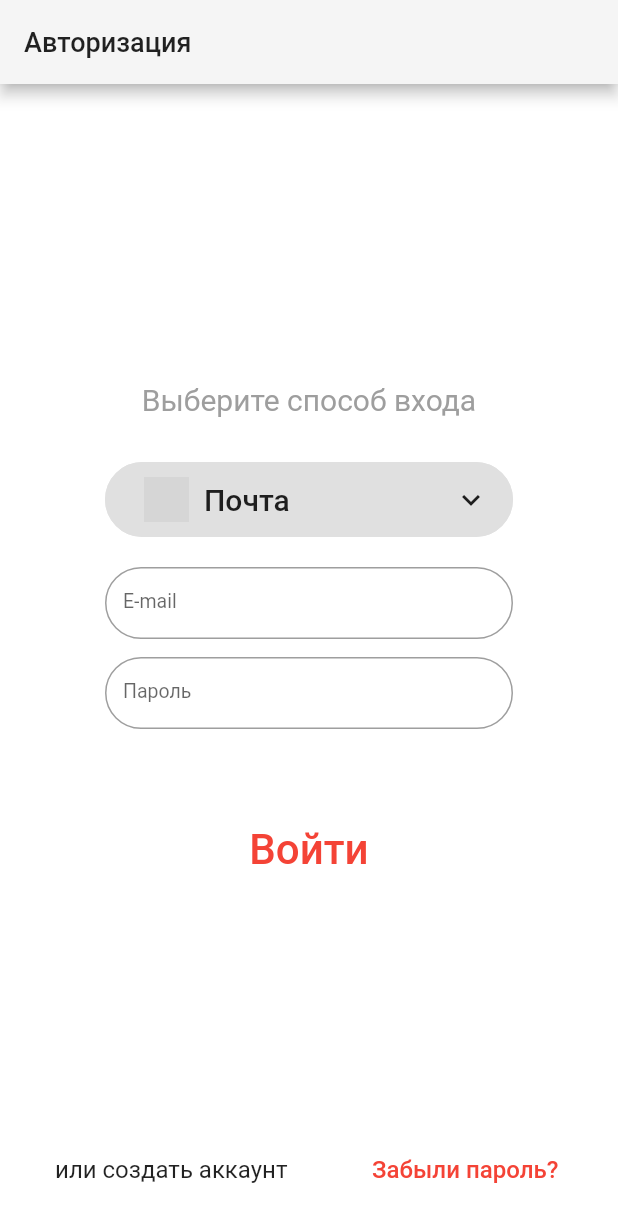
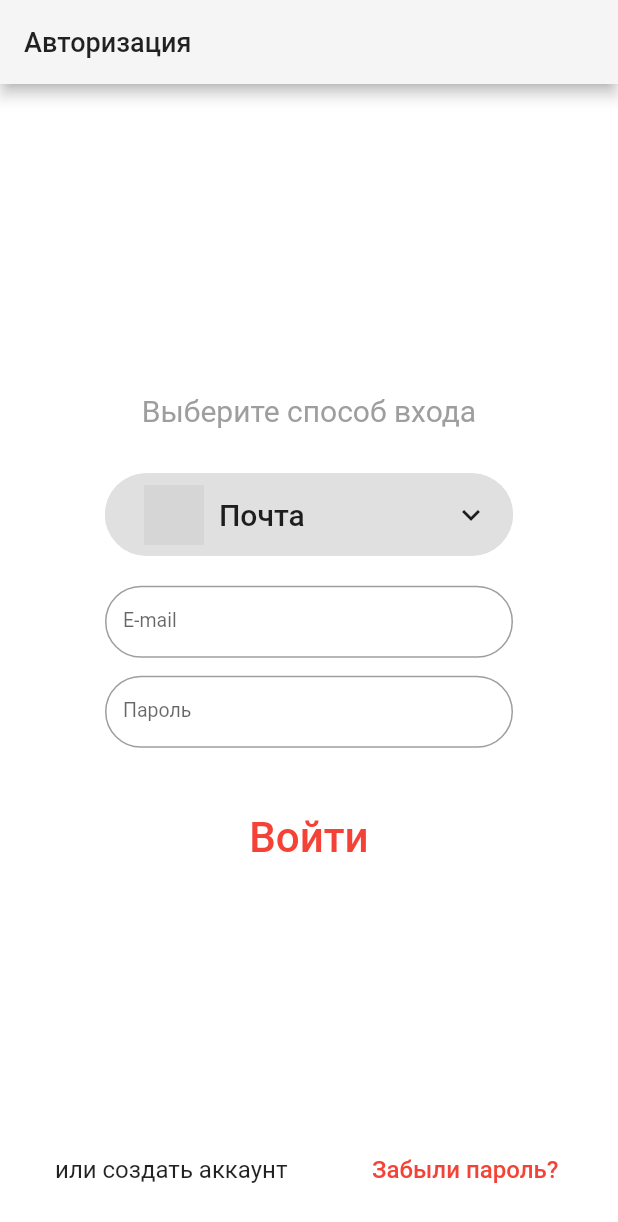
Before and after one commit to artfmove/farstep, a Flutter app: the screen it shows after launch, after a tap on "Почта", on a phone screen of 412 x 824 dp. Shown: the top 1222 px of the screen. Run offline on Flutter 3.47's test engine with Material 2 defaults, Android fonts, the phone set to English and light mode, and no system bars; drawn by our look-alikes of flutter_platform_widgets; our stand-ins replace barcode_widget, carousel_slider, cloud_firestore, cloud_functions, connectivity, firebase_auth and 7 more; missing offline and left inert: barcode, flutter_barcode_scanner; accounts and stored records are empty; generated files the repository leaves out were written again; grey boxes are pictures that could not be loaded.

Commit message:
initial commit

```diff
--- a/lib/main.dart
+++ b/lib/main.dart
@@ -2,15 +2,10 @@ import 'package:flutter/cupertino.dart';
 import 'package:provider/provider.dart';
 import 'package:flutter_platform_widgets/flutter_platform_widgets.dart';
 import './common.dart';
-import './screen/landing.dart';
-import './screen/authentication_screen.dart';
-import './screen/auth_verify.dart';
 import 'package:firebase_core/firebase_core.dart';
 import 'package:pull_to_refresh/pull_to_refresh.dart';
 import './provider/data.dart';
 import './provider/auth.dart';
-import 'package:firebase_auth/firebase_auth.dart';
-import './screen/scanner_barcodes_screen.dart';
 
 void main() async {
   WidgetsFlutterBinding.ensureInitialized();
@@ -44,8 +39,13 @@ class _MyAppState extends State<MyApp> with WidgetsBindingObserver {
             accentColor: Colors.red[400],
             backgroundColor: Colors.white,
             canvasColor: Colors.white,
-            appBarTheme: AppBarTheme(color: Colors.grey[100]),
-            splashColor: Colors.grey[200],
+            appBarTheme: AppBarTheme(
+              color: Colors.grey[100],
+              iconTheme: IconThemeData(
+                color: Colors.black,
+              ),
+            ),
+            splashColor: Colors.grey[900],
             iconTheme: IconThemeData(color: Colors.red),
             bottomNavigationBarTheme: BottomNavigationBarThemeData(
                 selectedItemColor: Colors.red,
@@ -62,7 +62,12 @@ class _MyAppState extends State<MyApp> with WidgetsBindingObserver {
             splashColor: Colors.grey[200],
             scaffoldBackgroundColor: Colors.black,
             iconTheme: IconThemeData(color: Colors.red),
-            appBarTheme: AppBarTheme(color: Colors.grey[900]),
+            appBarTheme: AppBarTheme(
+              color: Colors.grey[900],
+              iconTheme: IconThemeData(
+                color: Colors.grey[200],
+              ),
+            ),
             bottomNavigationBarTheme: BottomNavigationBarThemeData(
                 selectedItemColor: Colors.red,
                 unselectedItemColor: Colors.grey),
@@ -132,17 +137,10 @@ class _MyAppState extends State<MyApp> with WidgetsBindingObserver {
                 );
               },
               cupertino: (_, __) => new CupertinoAppData(
-                    routes: {
-                      '/scanner': (context) => ScannerBarcodesScreen(),
-                    },
                     debugShowCheckedModeBanner: false,
                     theme: cupertinoTheme,
                   ),
-              home: FirebaseAuth.instance.currentUser != null
-                  ? Landing()
-                  : Auth().checkNotYetVerified()
-                      ? AuthVerify(true)
-                      : AuthenticationScreen()),
+              home: Auth().authentication()),
         ));
   }
 }
--- a/lib/provider/auth.dart
+++ b/lib/provider/auth.dart
@@ -5,6 +5,7 @@ import '../screen/landing.dart';
 import '../screen/auth_verify.dart';
 import '../widget/loading_dialog.dart';
 import 'package:firebase_messaging/firebase_messaging.dart';
+import 'package:cloud_firestore/cloud_firestore.dart';
 
 class Auth with ChangeNotifier {
   FirebaseAuth auth = FirebaseAuth.instance;
@@ -18,20 +19,26 @@ class Auth with ChangeNotifier {
     await getCurrentUser.reload().catchError((e) {
       verified = false;
     });
-    if (getCurrentUser != null && getCurrentUser.emailVerified)
+    if (getCurrentUser != null && getCurrentUser.emailVerified) {
       verified = true;
-    else
+    } else
       verified = false;
     return verified;
   }
 
-  bool checkNotYetVerified() {
-    if (getCurrentUser != null &&
-        !getCurrentUser.isAnonymous &&
-        !getCurrentUser.emailVerified)
-      return true;
+  Widget authentication() {
+    if (FirebaseAuth.instance.currentUser != null &&
+            FirebaseAuth.instance.currentUser.emailVerified ||
+        (FirebaseAuth.instance.currentUser != null &&
+            FirebaseAuth.instance.currentUser.isAnonymous))
+      return Landing();
+    else if (FirebaseAuth.instance.currentUser != null &&
+        !FirebaseAuth.instance.currentUser.emailVerified)
+      return AuthVerify(true);
+    else if (FirebaseAuth.instance.currentUser == null)
+      return AuthenticationScreen();
     else
-      return false;
+      return AuthenticationScreen();
   }
 
   Future<bool> sendEmail(context) async {
@@ -45,26 +52,36 @@ class Auth with ChangeNotifier {
   Future<void> subscribeTopic() async {
     await FirebaseMessaging.instance
         .unsubscribeFromTopic('allUsersru')
-        .catchError((e) {});
+        .catchError((e) {
+      print(e);
+    });
     await FirebaseMessaging.instance
         .unsubscribeFromTopic('allUsersuk')
-        .catchError((e) {});
+        .catchError((e) {
+      print(e);
+    });
     await FirebaseMessaging.instance
-        .subscribeToTopic('allUsers${FirebaseAuth.instance.languageCode}');
+        .subscribeToTopic('allUsers${FirebaseAuth.instance.languageCode}')
+        .catchError((e) {
+      print(e);
+    });
   }
 
   Future<String> signUpWithEmail(
       String email, String password, String confirmedPassword, context) async {
     String errorMessage = 'success';
-    UserCredential user;
+
     await auth
         .createUserWithEmailAndPassword(email: email, password: password)
         .catchError((e) {
       errorMessage = e.code;
     });
-    if (errorMessage != 'success' || user == null) return errorMessage;
 
-    await sendEmail(context).catchError((e) => null);
+    if (errorMessage != 'success') return errorMessage;
+
+    await sendEmail(context).catchError((e) {
+      print(e);
+    });
 
     if (errorMessage == 'success') {
       await subscribeTopic();
@@ -85,6 +102,18 @@ class Auth with ChangeNotifier {
     });
     await subscribeTopic();
     return errorMessage;
+  }
+
+  Future<bool> continueAuth() async {
+    await FirebaseAuth.instance.currentUser.reload();
+    bool success = true;
+    await FirebaseFirestore.instance
+        .collection('users')
+        .doc(FirebaseAuth.instance.currentUser.uid)
+        .set({'id': FirebaseAuth.instance.currentUser.uid}).catchError((e) {
+      success = false;
+    });
+    return success;
   }
 
   Future<bool> signOut(BuildContext context) async {
--- a/lib/screen/authentication_screen.dart
+++ b/lib/screen/authentication_screen.dart
@@ -35,7 +35,7 @@ class _AuthenticationScreenState extends State<AuthenticationScreen>
   @override
   void initState() {
     _animController =
-        AnimationController(duration: Duration(milliseconds: 230), vsync: this);
+        AnimationController(duration: Duration(milliseconds: 360), vsync: this);
     _slideAnimation = Tween<Offset>(begin: Offset(0, -0.7), end: Offset(0, 0.5))
         .animate(CurvedAnimation(
             curve: Curves.fastOutSlowIn, parent: _animController));
@@ -169,15 +169,17 @@ class _AuthenticationScreenState extends State<AuthenticationScreen>
         onTap: () => FocusScope.of(context).unfocus(),
         child: Material(
           child: Stack(
-            alignment: Alignment.center,
+            alignment:
+                size.width > 360 ? Alignment.center : Alignment.topCenter,
             children: [
               SingleChildScrollView(
                 child: Column(
-                  mainAxisAlignment: MainAxisAlignment.center,
                   children: [
                     Container(
                       alignment: Alignment.center,
-                      padding: const EdgeInsets.fromLTRB(70, 0, 70, 0),
+                      padding: size.width > 360
+                          ? const EdgeInsets.fromLTRB(70, 0, 70, 0)
+                          : const EdgeInsets.fromLTRB(70, 50, 70, 0),
                       child: Column(
                         mainAxisAlignment: MainAxisAlignment.center,
                         crossAxisAlignment: CrossAxisAlignment.center,
@@ -198,8 +200,8 @@ class _AuthenticationScreenState extends State<AuthenticationScreen>
                             onPressed: () => setState(() {
                               isMailSelected = !isMailSelected;
                             }),
-                            child: Padding(
-                              padding: const EdgeInsets.fromLTRB(0, 10, 0, 10),
+                            child: Container(
+                              height: size.width > 360 ? 55 : 45,
                               child: Row(
                                 children: [
                                   SizedBox(
@@ -208,7 +210,7 @@ class _AuthenticationScreenState extends State<AuthenticationScreen>
                                   Image(
                                     image:
                                         AssetImage('./assets/images/mail.png'),
-                                    height: size.height > 650 ? 30 : 15,
+                                    height: size.height > 360 ? 40 : 30,
                                   ),
                                   Padding(
                                     padding: const EdgeInsets.only(left: 10),
@@ -302,7 +304,7 @@ class _AuthenticationScreenState extends State<AuthenticationScreen>
                     ),
                     if (isMailSelected)
                       Container(
-                        padding: EdgeInsets.only(top: 30),
+                        padding: EdgeInsets.only(top: 10),
                         child: SlideTransition(
                             position: _slideAnimation,
                             child: TextButton(
@@ -319,7 +321,8 @@ class _AuthenticationScreenState extends State<AuthenticationScreen>
                   ],
                 ),
               ),
-              Container(
+              MediaQuery.of(context).viewInsets.bottom == 0
+                  ? Container(
                       padding: EdgeInsets.fromLTRB(10, 0, 10, 20),
                       alignment: Alignment.bottomCenter,
                       child: Row(
@@ -350,6 +353,7 @@ class _AuthenticationScreenState extends State<AuthenticationScreen>
                         ],
                       ),
                     )
+                  : Container()
             ],
           ),
         ),
--- a/lib/screen/reset_password.dart
+++ b/lib/screen/reset_password.dart
@@ -52,7 +52,10 @@ class _ResetPasswordState extends State<ResetPassword> {
 
     return PlatformScaffold(
       appBar: PlatformAppBar(
-        title: Text(loc.changingPassword),
+        title: Text(
+          loc.changingPassword,
+          style: Style().appBar(context),
+        ),
       ),
       body: GestureDetector(
         onTap: () => FocusScope.of(context).unfocus(),
--- a/lib/style.dart
+++ b/lib/style.dart
@@ -10,13 +10,13 @@ class Style {
     return InputDecoration(
       errorMaxLines: 5,
       labelStyle: TextStyle(
-        fontSize: MediaQuery.of(context).size.width > 230 ? 13 : 9,
+        fontSize: MediaQuery.of(context).size.width > 360 ? 13 : 9,
       ),
       contentPadding: EdgeInsets.fromLTRB(
           12,
-          MediaQuery.of(context).size.width > 230 ? 12 : 6,
+          MediaQuery.of(context).size.width > 360 ? 12 : 6,
           12,
-          MediaQuery.of(context).size.width > 230 ? 12 : 6),
+          MediaQuery.of(context).size.width > 360 ? 12 : 6),
       labelText: labelTextStr,
       focusedBorder: OutlineInputBorder(
           borderSide: BorderSide(
@@ -46,7 +46,7 @@ class Style {
 
   TextStyle placeInfo1(context) {
     return TextStyle(
-        fontSize: MediaQuery.of(context).size.width > 230 ? 15 : 11,
+        fontSize: MediaQuery.of(context).size.width > 360 ? 15 : 11,
         color: MediaQuery.of(context).platformBrightness == Brightness.dark
             ? Colors.grey
             : Colors.grey[600]);
@@ -54,80 +54,80 @@ class Style {
 
   TextStyle placeInfo2(context) {
     return TextStyle(
-        fontSize: MediaQuery.of(context).size.width > 230 ? 15 : 11,
+        fontSize: MediaQuery.of(context).size.width > 360 ? 15 : 11,
         color: color);
   }
 
   TextStyle text1(context) {
     return TextStyle(
-        fontSize: MediaQuery.of(context).size.width > 230 ? 28 : 20,
+        fontSize: MediaQuery.of(context).size.width > 360 ? 28 : 20,
         color: color);
   }
 
   TextStyle text2(context) {
     return TextStyle(
-        fontSize: MediaQuery.of(context).size.width > 230 ? 25 : 19,
+        fontSize: MediaQuery.of(context).size.width > 360 ? 25 : 19,
         color: color);
   }
 
   TextStyle text3(context) {
     return TextStyle(
-        fontSize: MediaQuery.of(context).size.width > 230 ? 20 : 16,
+        fontSize: MediaQuery.of(context).size.width > 360 ? 20 : 16,
         color: color);
   }
 
   TextStyle text4(context) {
     return TextStyle(
-        fontSize: MediaQuery.of(context).size.width > 230 ? 16 : 12,
+        fontSize: MediaQuery.of(context).size.width > 360 ? 16 : 12,
         color: color);
   }
 
   TextStyle text5(context) {
     return TextStyle(
-        fontSize: MediaQuery.of(context).size.width > 230 ? 14 : 10,
+        fontSize: MediaQuery.of(context).size.width > 360 ? 14 : 10,
         color: color);
   }
 
   TextStyle text6(context) {
     return TextStyle(
-        fontSize: MediaQuery.of(context).size.width > 230 ? 12 : 8,
+        fontSize: MediaQuery.of(context).size.width > 360 ? 12 : 8,
         color: color);
   }
 
   TextStyle text7(context) {
     return TextStyle(
-        fontSize: MediaQuery.of(context).size.width > 230 ? 10 : 7,
+        fontSize: MediaQuery.of(context).size.width > 360 ? 10 : 7,
         color: color);
   }
 
   TextStyle appBar(context) {
     return TextStyle(
-      fontSize: MediaQuery.of(context).size.width > 230 ? 18 : 15,
+      fontSize: MediaQuery.of(context).size.width > 360 ? 18 : 15,
       color: Theme.of(context).textTheme.bodyText1.color,
     );
   }
 
   TextStyle dialogTitle(context) {
     return TextStyle(
-      fontSize: MediaQuery.of(context).size.width > 230 ? 17 : 13,
+      fontSize: MediaQuery.of(context).size.width > 360 ? 17 : 13,
     );
   }
 
   TextStyle dialogContent(context) {
     return TextStyle(
-      fontSize: MediaQuery.of(context).size.width > 230 ? 14 : 11,
+      fontSize: MediaQuery.of(context).size.width > 360 ? 14 : 11,
     );
   }
 
   TextStyle dialogOk(context) {
     return TextStyle(
-        fontSize: MediaQuery.of(context).size.width > 230 ? 16 : 12,
+        fontSize: MediaQuery.of(context).size.width > 360 ? 16 : 12,
         color: Colors.red);
   }
 
   TextStyle dialogCancel(context) {
     return TextStyle(
-        fontSize: MediaQuery.of(context).size.width > 230 ? 16 : 12,
+        fontSize: MediaQuery.of(context).size.width > 360 ? 16 : 12,
         color: Theme.of(context).textTheme.bodyText1.color);
   }
 }
--- a/lib/widget/auth_method.dart
+++ b/lib/widget/auth_method.dart
@@ -18,7 +18,7 @@ class _AuthMethodState extends State<AuthMethod> {
   Widget build(BuildContext context) {
     final size = MediaQuery.of(context).size;
     return Padding(
-      padding: const EdgeInsets.fromLTRB(0, 10, 0, 0),
+      padding: const EdgeInsets.fromLTRB(0, 10, 0, 10),
       child: FlatButton(
         shape: RoundedRectangleBorder(
             borderRadius: BorderRadius.circular(40.0),
@@ -36,7 +36,8 @@ class _AuthMethodState extends State<AuthMethod> {
         },
         child: Container(
           width: double.infinity,
-          height: size.width > 230 ? 55 : 35,
+          //padding: const EdgeInsets.fromLTRB(0, 10, 0, 10),
+          height: size.width > 360 ? 55 : 45,
           child: isSelected
               ? Center(
                   child: PlatformCircularProgressIndicator(),
@@ -48,7 +49,7 @@ class _AuthMethodState extends State<AuthMethod> {
                     ),
                     Image(
                       image: AssetImage(widget.imagePath),
-                      height: size.width > 230 ? 35 : 15,
+                      height: size.width > 360 ? 40 : 30,
                     ),
                     Padding(
                       padding: const EdgeInsets.only(left: 10),
--- a/lib/widget/button_outline_sort.dart
+++ b/lib/widget/button_outline_sort.dart
@@ -28,10 +28,10 @@ class ButtonOutlineSort extends StatelessWidget {
           text,
           style: TextStyle(
               fontSize: currentType == null
-                  ? MediaQuery.of(context).size.width > 230
+                  ? MediaQuery.of(context).size.width > 360
                       ? 14
                       : 10
-                  : MediaQuery.of(context).size.width > 230
+                  : MediaQuery.of(context).size.width > 360
                       ? 16
                       : 12),
         ),
--- a/lib/widget/coupon_item.dart
+++ b/lib/widget/coupon_item.dart
@@ -52,13 +52,13 @@ class _CouponItemState extends State<CouponItem> {
                                 text: '${widget.coupon.price[0]}${loc.value}',
                                 style: new TextStyle(
                                   color: Colors.grey,
-                                  fontSize: size.width > 230 ? 22 : 16,
+                                  fontSize: size.width > 360 ? 22 : 16,
                                   decoration: TextDecoration.lineThrough,
                                 ),
                               ),
                               new TextSpan(
                                 style: TextStyle(
-                                    fontSize: size.width > 230 ? 24 : 18,
+                                    fontSize: size.width > 360 ? 24 : 18,
                                     color: Colors.red),
                                 text: ' ${widget.coupon.price[1]}${loc.value}',
                               ),
--- a/lib/widget/timer.dart
+++ b/lib/widget/timer.dart
@@ -14,7 +14,7 @@ class Timer extends StatelessWidget {
         endWidget: Text(text, style: Style().text4(context)),
         textStyle: TextStyle(
           color: color,
-          fontSize: 18,
+          fontSize: MediaQuery.of(context).size.width > 360 ? 18 : 13,
         ),
         endTime: endTime);
   }
```
Also changed, not shown: lib/provider/barcode_data.dart (+10 -2 lines), lib/screen/account_settings.dart (+8 -7 lines), lib/screen/auth_verify.dart (+28 -13 lines), lib/screen/coupon_screen.dart (+12 -12 lines). Lines whose indentation alone changed are shown as unchanged.
